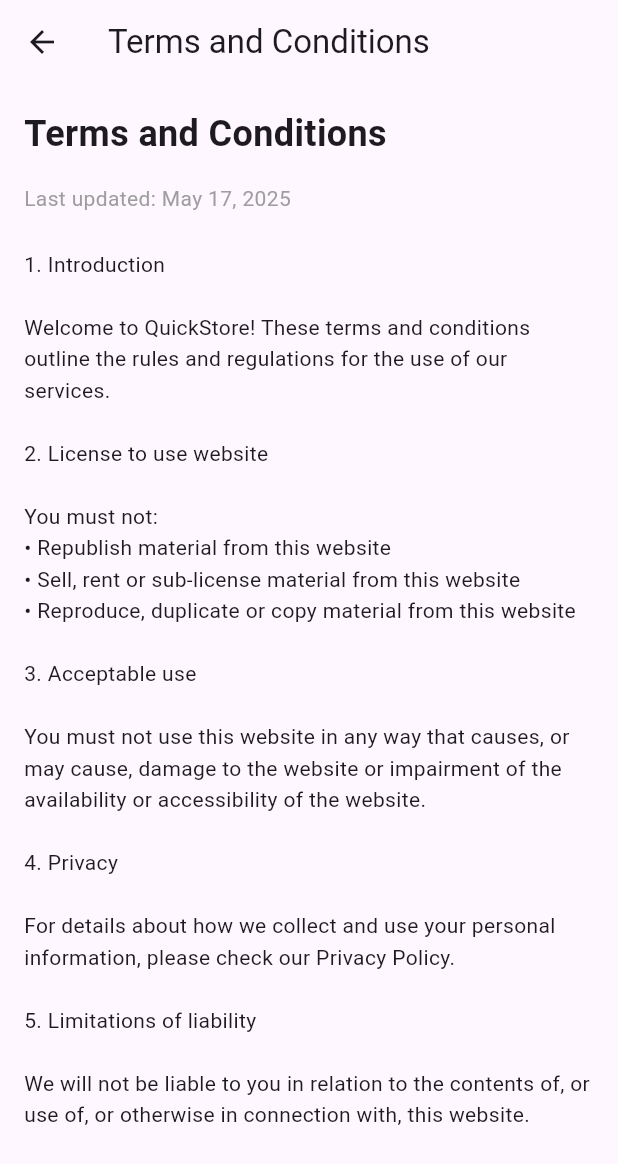
After one commit to JosePabloSG/quickstore_app, a Flutter app: the ProfileScreen screen opened directly, after a tap on "Terms and Conditions", on a phone screen of 412 x 824 dp. The commit adds this screen. Shown: the top 1164 px of the screen. Run offline on Flutter 3.47's test engine with Material 3 defaults, Android fonts, the phone set to English and light mode, and no system bars; our stand-ins replace dio, firebase_auth, firebase_core, flutter_secure_storage, flutter_svg, share_plus and 1 more; accounts and stored records are empty; network calls fail.

Commit message:
feat: implement profile, shipping address, payment methods, and terms screens with navigation

```diff
--- a/lib/screens/profile_screen.dart
+++ b/lib/screens/profile_screen.dart
@@ -1,8 +1,119 @@
-
 import 'package:flutter/material.dart';
+import 'profile_details_screen.dart';
+import 'shipping_address_screen.dart';
+import 'payment_methods_screen.dart';
+import 'terms_screen.dart';
 
 class ProfileScreen extends StatelessWidget {
-   const ProfileScreen({super.key});
+  const ProfileScreen({super.key});
+
   @override
-   Widget build(BuildContext context) => Center(child: Text('profile'));
+  Widget build(BuildContext context) {
+    return Scaffold(
+      appBar: AppBar(
+        title: const Text(
+          'Settings',
+          style: TextStyle(fontSize: 24, fontWeight: FontWeight.bold),
+        ),
+      ),
+      body: SingleChildScrollView(
+        child: Padding(
+          padding: const EdgeInsets.all(16.0),
+          child: Column(
+            crossAxisAlignment: CrossAxisAlignment.start,
+            children: [
+              const Text(
+                'Personal',
+                style: TextStyle(
+                  fontSize: 18,
+                  fontWeight: FontWeight.w500,
+                  color: Colors.black54,
+                ),
+              ),
+              const SizedBox(height: 16),
+              _buildNavigationTile(
+                context,
+                'Profile',
+                icon: Icons.arrow_forward_ios,
+                onTap: () {
+                  Navigator.push(
+                    context,
+                    MaterialPageRoute(
+                      builder: (_) => const ProfileDetailsScreen(),
+                    ),
+                  );
+                },
+              ),
+              _buildNavigationTile(
+                context,
+                'Shipping Address',
+                icon: Icons.arrow_forward_ios,
+                onTap: () {
+                  Navigator.push(
+                    context,
+                    MaterialPageRoute(
+                      builder: (_) => const ShippingAddressScreen(),
+                    ),
+                  );
+                },
+              ),
+              _buildNavigationTile(
+                context,
+                'Payment methods',
+                icon: Icons.arrow_forward_ios,
+                onTap: () {
+                  Navigator.push(
+                    context,
+                    MaterialPageRoute(
+                      builder: (_) => const PaymentMethodsScreen(),
+                    ),
+                  );
+                },
+              ),
+              _buildNavigationTile(
+                context,
+                'Terms and Conditions',
+                icon: Icons.arrow_forward_ios,
+                onTap: () {
+                  Navigator.push(
+                    context,
+                    MaterialPageRoute(builder: (_) => const TermsScreen()),
+                  );
+                },
+              ),
+            ],
+          ),
+        ),
+      ),
+    );
+  }
+
+  Widget _buildNavigationTile(
+    BuildContext context,
+    String title, {
+    required IconData icon,
+    required VoidCallback onTap,
+  }) {
+    return InkWell(
+      onTap: onTap,
+      child: Container(
+        padding: const EdgeInsets.symmetric(vertical: 16),
+        decoration: BoxDecoration(
+          border: Border(
+            bottom: BorderSide(color: Colors.grey.shade200, width: 1),
+          ),
+        ),
+        child: Row(
+          mainAxisAlignment: MainAxisAlignment.spaceBetween,
+          children: [
+            Text(
+              title,
+              style: const TextStyle(fontSize: 16, fontWeight: FontWeight.w500),
+            ),
+            Icon(icon, size: 16, color: Colors.grey),
+          ],
+        ),
+      ),
+    );
+  }
 }
--- /dev/null
+++ b/lib/screens/terms_screen.dart
@@ -0,0 +1,52 @@
+import 'package:flutter/material.dart';
+
+class TermsScreen extends StatelessWidget {
+  const TermsScreen({super.key});
+
+  @override
+  Widget build(BuildContext context) {
+    return Scaffold(
+      appBar: AppBar(
+        title: const Text('Terms and Conditions'),
+        leading: IconButton(
+          icon: const Icon(Icons.arrow_back),
+          onPressed: () => Navigator.pop(context),
+        ),
+      ),
+      body: const SingleChildScrollView(
+        padding: EdgeInsets.all(16.0),
+        child: Column(
+          crossAxisAlignment: CrossAxisAlignment.start,
+          children: [
+            Text(
+              'Terms and Conditions',
+              style: TextStyle(fontSize: 24, fontWeight: FontWeight.bold),
+            ),
+            SizedBox(height: 16),
+            Text(
+              'Last updated: May 17, 2025',
+              style: TextStyle(color: Colors.grey),
+            ),
+            SizedBox(height: 24),
+            Text(
+              '1. Introduction\n\n'
+              'Welcome to QuickStore! These terms and conditions outline the rules and regulations for the use of our services.\n\n'
+              '2. License to use website\n\n'
+              'You must not:\n'
+              '• Republish material from this website\n'
+              '• Sell, rent or sub-license material from this website\n'
+              '• Reproduce, duplicate or copy material from this website\n\n'
+              '3. Acceptable use\n\n'
+              'You must not use this website in any way that causes, or may cause, damage to the website or impairment of the availability or accessibility of the website.\n\n'
+              '4. Privacy\n\n'
+              'For details about how we collect and use your personal information, please check our Privacy Policy.\n\n'
+              '5. Limitations of liability\n\n'
+              'We will not be liable to you in relation to the contents of, or use of, or otherwise in connection with, this website.',
+              style: TextStyle(height: 1.5),
+            ),
+          ],
+        ),
+      ),
+    );
+  }
+}
```
Also changed, not shown: lib/screens/payment_methods_screen.dart (added, +36 -0 lines), lib/screens/profile_details_screen.dart (added, +49 -0 lines), lib/screens/shipping_address_screen.dart (added, +36 -0 lines).
